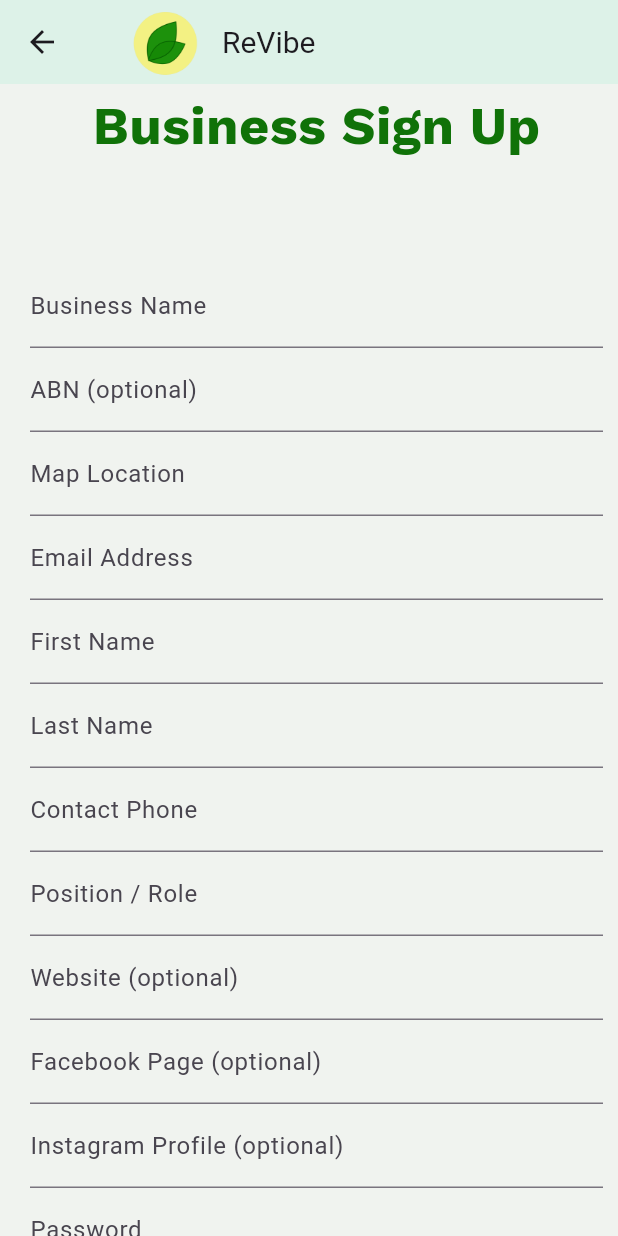
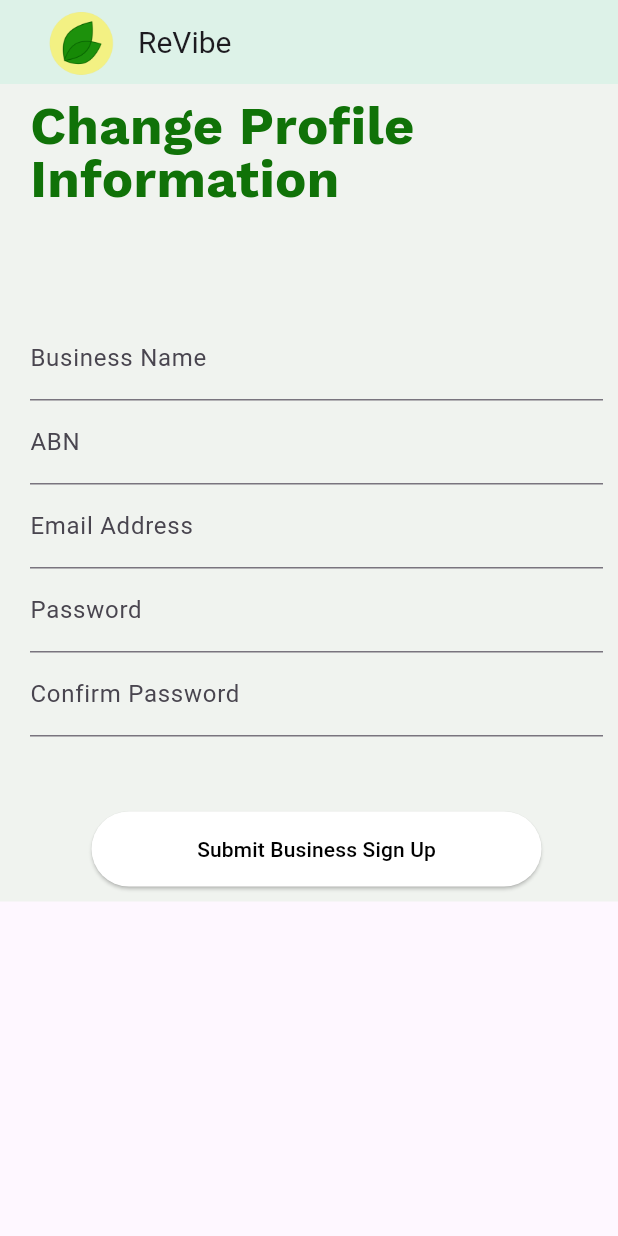
Before and after one commit to TishaJhabak1014/ReVibe, a Flutter app: the BisChange screen opened directly with empty values, on a phone screen of 412 x 824 dp. Run offline on Flutter 3.47's test engine with Material 3 defaults, Android fonts, the phone set to English and light mode, and no system bars; our stand-ins replace cloud_firestore, firebase_core, google_fonts, qr_flutter; missing offline and left inert: qr_code_scanner; accounts and stored records are empty.

Commit message:
allow  hange profile information

```diff
--- a/revibe/lib/bis_change.dart
+++ b/revibe/lib/bis_change.dart
@@ -10,6 +10,7 @@ import 'login_page.dart';
 
 class BisChange extends StatefulWidget {
   final String businessId;
+  String password ="hello";
 
   BisChange({required this.businessId});
   @override
@@ -31,19 +32,6 @@ class _BisChangeState extends State<BisChange> {
   TextEditingController businessNameController = TextEditingController();
   TextEditingController abnController = TextEditingController();
   TextEditingController emailAddressController = TextEditingController();
-  TextEditingController additionalEmailAddressController = TextEditingController();
-  TextEditingController phoneNumberController = TextEditingController();
-  TextEditingController locationController = TextEditingController();
-  TextEditingController stateController = TextEditingController();
-  TextEditingController councilController = TextEditingController();
-  TextEditingController mapLocationController = TextEditingController();
-  TextEditingController firstNameController = TextEditingController();
-  TextEditingController lastNameController = TextEditingController();
-  TextEditingController contactPhoneController = TextEditingController();
-  TextEditingController positionController = TextEditingController();
-  TextEditingController websiteController = TextEditingController();
-  TextEditingController facebookPageController = TextEditingController();
-  TextEditingController instagramProfileController = TextEditingController();
   TextEditingController passwordController = TextEditingController();
   TextEditingController confirmPasswordController = TextEditingController();
 
@@ -56,6 +44,30 @@ class _BisChangeState extends State<BisChange> {
 
   @override
   Widget build(BuildContext context) {
+    return FutureBuilder<DocumentSnapshot>(
+      future: FirebaseFirestore.instance.collection('businesses').doc(widget.businessId).get(),
+      builder: (context, snapshot) {
+        if (snapshot.connectionState == ConnectionState.waiting) {
+          return CircularProgressIndicator(); // Show loading indicator while waiting for data
+        } else if (snapshot.hasError) {
+          return Text('Error: ${snapshot.error}');
+        } else if (!snapshot.hasData || !snapshot.data!.exists) {
+          print(widget.businessId);
+          print(snapshot.hasData);
+          print(snapshot.data!.exists);
+          return Text('Document does not exist.cccc');
+        } else {
+          Map<String, dynamic> data = snapshot.data!.data() as Map<String, dynamic>;
+
+          String email = data['email'];
+          emailAddressController.text = email;
+          String firstName = data['firstName'];
+          businessNameController.text = firstName;
+          String password = data['password'];
+          widget.password = password;
+          String abn = data['abn'];
+          abnController.text = abn;
+
           return Scaffold(
             appBar: AppBar(
               title: Row(
@@ -92,7 +104,7 @@ class _BisChangeState extends State<BisChange> {
                   children: [
 
                     Text(
-                'Business Sign Up',
+                      'Change Profile Information',
                       style: GoogleFonts.workSans(
                         textStyle: const TextStyle(
                           fontSize: 35,
@@ -119,7 +131,7 @@ class _BisChangeState extends State<BisChange> {
                     ),
                     TextFormField(
                       controller: abnController,
-                decoration: InputDecoration(labelText: 'ABN (optional)'),
+                      decoration: InputDecoration(labelText: 'ABN'),
                       validator: (value) {
                         if (value?.isEmpty ?? true) {
                           return 'This field is required';
@@ -127,10 +139,7 @@ class _BisChangeState extends State<BisChange> {
                         return null;
                       },
                     ),
-              TextField(
-                controller: mapLocationController,
-                decoration: InputDecoration(labelText: 'Map Location'),
-              ),
+
                     TextFormField(
                       controller: emailAddressController,
                       decoration: InputDecoration(labelText: 'Email Address'),
@@ -143,57 +152,20 @@ class _BisChangeState extends State<BisChange> {
                     ),
 
                     //  Contact details
-              TextField(
-                controller: firstNameController,
-                decoration: InputDecoration(labelText: 'First Name'),
-              ),
-              TextField(
-                controller: lastNameController,
-                decoration: InputDecoration(labelText: 'Last Name'),
-              ),
-              TextField(
-                controller: contactPhoneController,
-                decoration: InputDecoration(labelText: 'Contact Phone'),
-              ),
-              TextField(
-                controller: positionController,
-                decoration: InputDecoration(labelText: 'Position / Role'),
-              ),
-              TextField(
-                controller: websiteController,
-                decoration: InputDecoration(labelText: 'Website (optional)'),
-              ),
-              TextField(
-                controller: facebookPageController,
-                decoration: InputDecoration(labelText: 'Facebook Page (optional)'),
-              ),
-              TextField(
-                controller: instagramProfileController,
-                decoration: InputDecoration(labelText: 'Instagram Profile (optional)'),
-              ),
+
                     // Replace TextField with TextFormField for the rest of the fields
                     // ...
                     TextFormField(
                       controller: passwordController,
                       decoration: InputDecoration(labelText: 'Password'),
                       obscureText: true,
-                validator: (value) {
-                  if (value?.isEmpty ?? true) {
-                    return 'This field is required';
-                  }
-                  return null;
-                },
+
                     ),
                     TextFormField(
                       controller: confirmPasswordController,
                       decoration: InputDecoration(labelText: 'Confirm Password'),
                       obscureText: true,
-                validator: (value) {
-                  if (value?.isEmpty ?? true) {
-                    return 'This field is required';
-                  }
-                  return null;
-                },
+
                     ),
                     SizedBox(height: 50),
 
@@ -212,7 +184,14 @@ class _BisChangeState extends State<BisChange> {
                           String abn = abnController.text;
                           String email = emailAddressController.text;
                           String password = passwordController.text;
+                          if (passwordController.text.isEmpty && confirmPasswordController.text.isEmpty){
+                            password = widget.password;
+                          }
+                          else{
+                            password = passwordController.text;
                             password = hashPassword(password);
+                          }
+
 
                           await _submitBusinessToFirebase(context, businessName, abn, email, password);
                         }
@@ -257,6 +236,9 @@ class _BisChangeState extends State<BisChange> {
             ),
           );
         }
+      }
+    );
+  }
 
   // ... (submit function)
   // Example function to submit business data to Firebase
@@ -267,7 +249,7 @@ class _BisChangeState extends State<BisChange> {
     // Example:
     final collection = FirebaseFirestore.instance.collection('businesses');
     try {
-      await collection.doc().set(
+      await collection.doc(widget.businessId).set(
         {
           'timestamp': FieldValue.serverTimestamp(),
           'firstName': businessName,
--- a/revibe/lib/user_change.dart
+++ b/revibe/lib/user_change.dart
@@ -153,10 +153,10 @@ class _UserChangeState extends State<UserChange> {
                           print('test: $confirmPassword $password');
 
                           // Validate the input
-                          if (firstName.isEmpty || emailAddress.isEmpty || password.isEmpty || confirmPassword.isEmpty) {
+                          if (firstName.isEmpty || emailAddress.isEmpty) {
                             // Display an error message
                             setState(() {
-                              errorMessage = 'All fields are required';
+                              errorMessage = 'Name and email is required';
                             });
                             return;
                           }
@@ -176,9 +176,15 @@ class _UserChangeState extends State<UserChange> {
                             });
                             return;
                           }
+                           String hashedPassword ="helllo";
+                          // Hash the password
+                          if (confirmPassword.isEmpty && password.isEmpty){
+                            hashedPassword = widget.password;
+                          }
+                          else{
+                            hashedPassword = hashPassword(password);
+                          }
 
-                          // Hash the password
-                          String hashedPassword = widget.password;
                           // Perform further actions, for example, send data to Firebase
                           await _submitToFirebase(context, firstName, emailAddress, hashedPassword);
 
```
Also changed, not shown: revibe/lib/bis_dashboard.dart (+17 -1 lines). Lines whose indentation alone changed are shown as unchanged.
